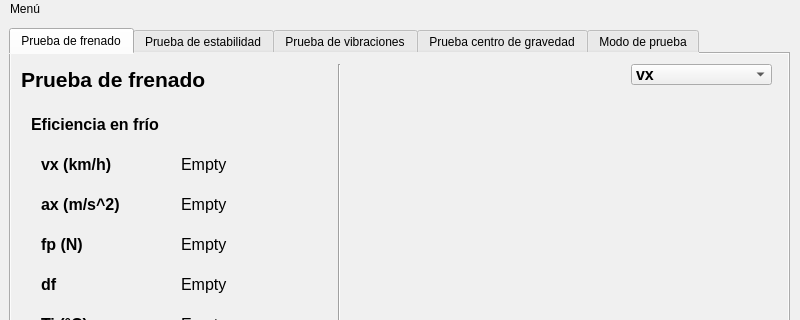
Before: the Qt Designer form interfaz_app.ui in luisgl90/PVE-Python, drawn with Qt 5; both pictures show x 0 to 800 and y 0 to 320 of the 800 by 571 pixel window.
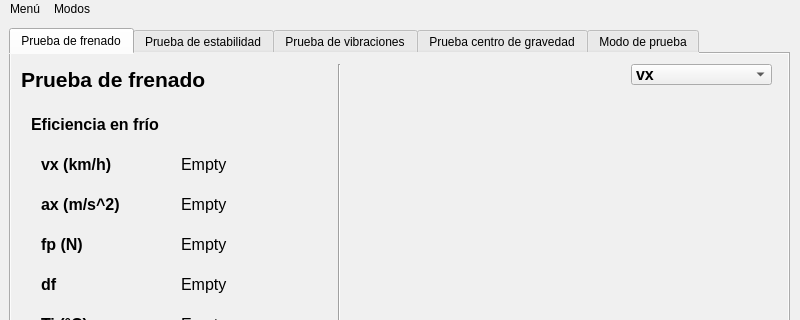
After: the same form once the commit is applied. Icons and pictures are not drawn. Custom widgets are drawn as their Qt base class.

```diff
--- a/interfaz_app.ui
+++ b/interfaz_app.ui
@@ -3169,7 +3169,7 @@
      <x>0</x>
      <y>0</y>
      <width>800</width>
-     <height>22</height>
+     <height>21</height>
     </rect>
    </property>
    <widget class="QMenu" name="menuMen">
@@ -3178,7 +3178,17 @@
     </property>
     <addaction name="actionConfiguraci_n"/>
    </widget>
+   <widget class="QMenu" name="menuModos">
+    <property name="title">
+     <string>Modos</string>
+    </property>
+    <addaction name="actionModo_administrador"/>
+    <addaction name="actionModo_experimental"/>
+    <addaction name="actionModo_ensayos"/>
+    <addaction name="actionModo_reportes"/>
+   </widget>
    <addaction name="menuMen"/>
+   <addaction name="menuModos"/>
   </widget>
   <widget class="QStatusBar" name="statusbar"/>
   <action name="actionConfiguraci_n">
```
Left out of the diff: 20 changed lines with no effect on the pictures.
